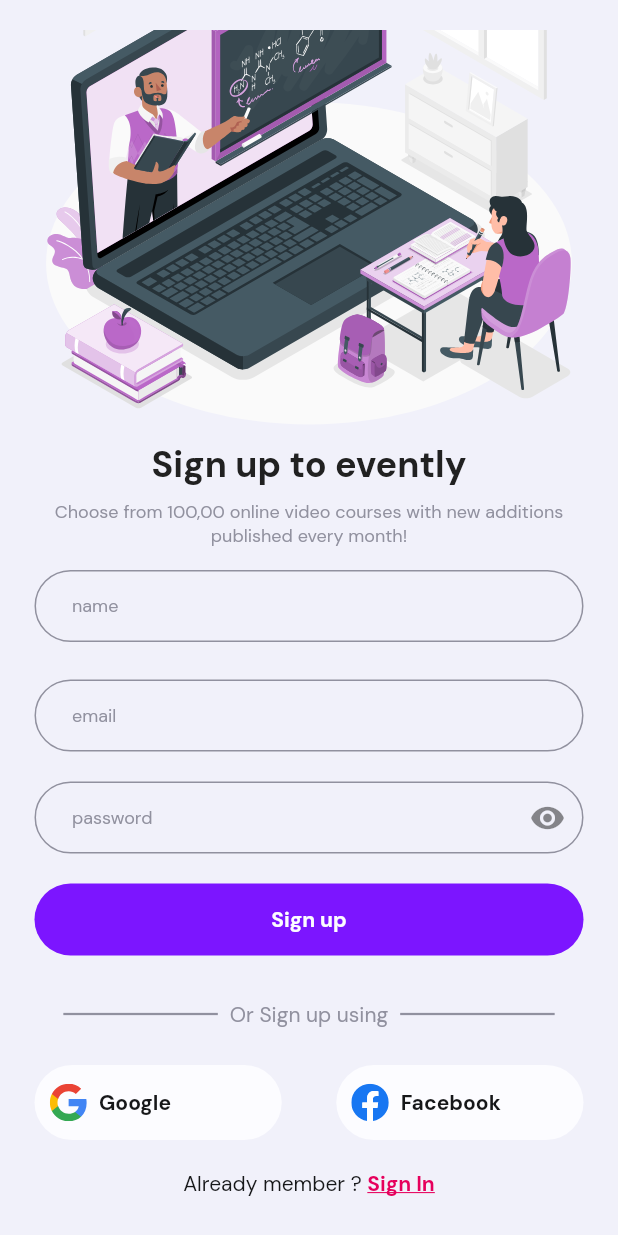
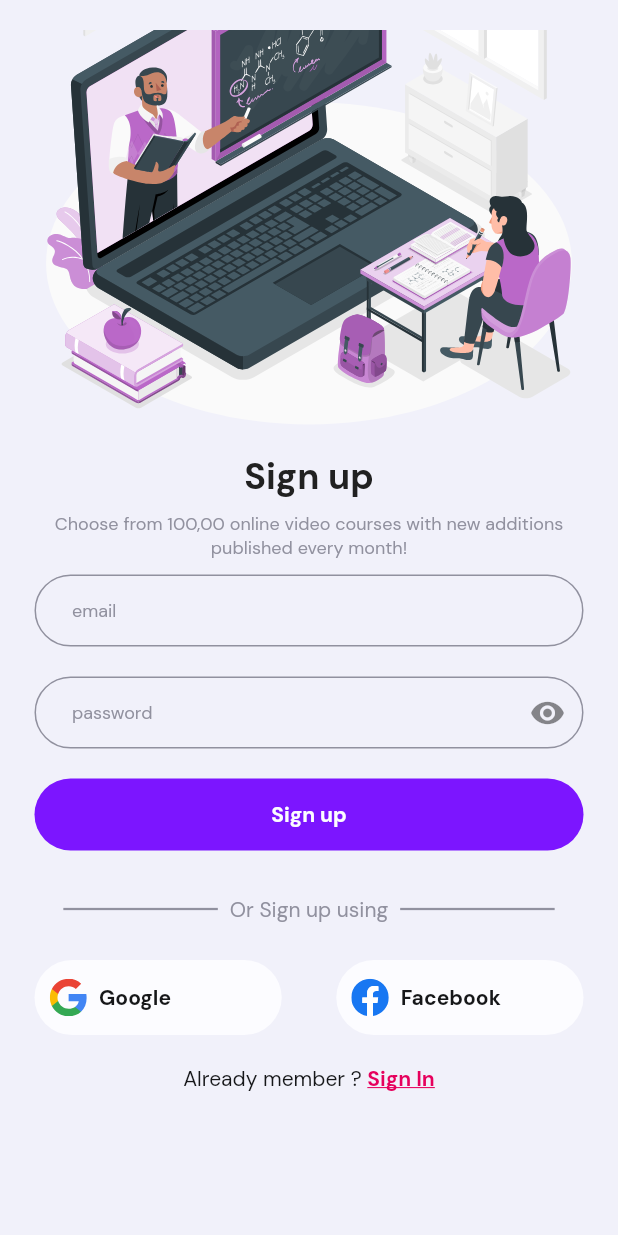
Before and after one commit to sirajtechy/ilminneed-mobileapp, a Flutter app: the SignUpScreen screen opened directly, on a phone screen of 412 x 824 dp. Run offline on Flutter 3.47's test engine with Material 2 defaults, Android fonts, the phone set to English and light mode, and no system bars; our stand-ins replace flutter_svg, google_fonts; missing offline and left inert: global_configuration; project files that could hold a hidden picture were left out.

```diff
--- a/lib/helper/resources/images.dart
+++ b/lib/helper/resources/images.dart
@@ -6,3 +6,5 @@ const String mini_logo = 'assets/images/mini_logo.svg';
 const String cart = 'assets/images/shopping_cart.svg';
 const String laptop = 'assets/images/laptop.svg';
 const String star = 'assets/images/star.svg';
+const String forgot_password = 'assets/images/forgot_password.svg';
+const String reset_link = 'assets/images/reset_link.svg';
--- a/lib/helper/resources/strings.dart
+++ b/lib/helper/resources/strings.dart
@@ -17,3 +17,9 @@ const SEARCH_COURSES = "Search Courses";
 const POPULAR = "Popular on Ilminneed";
 const VIEW_ALL = "View All";
 const MY_COURSES = "My Courses";
+const FORGOT_PASSWORD_HINT =
+    "Don’t worry, Enter your registered email id will send you a link to create new";
+const SEND_LINK = "Send link";
+const RESET_LINK = "A link has been sent to your Email Id !";
+const RESET_LINK_HINT = "Please check your inbox or spam folder for the link";
+const RESEND = "Resend";
--- a/lib/src/screen/home_screen.dart
+++ b/lib/src/screen/home_screen.dart
@@ -194,9 +194,9 @@ class _HomeScreenState extends State<HomeScreen> {
                     ),
                     Container(
                       margin: EdgeInsets.only(
-                          left: 15, right: 15, top: 8, bottom: 2),
+                          left: 15, right: 15, top: 4, bottom: 2),
                       child: SizedBox(
-                        height: 250,
+                        height: 215,
                         child: ListView.builder(
                           itemCount: 5,
                           scrollDirection: Axis.horizontal,
--- a/lib/src/screen/sign_up.dart
+++ b/lib/src/screen/sign_up.dart
@@ -6,6 +6,9 @@ import 'package:ilminneed/helper/resources/strings.dart';
 import 'package:ilminneed/src/ui_helper/colors.dart';
 import 'package:ilminneed/src/ui_helper/textFieldStyle.dart';
 import 'package:ilminneed/src/ui_helper/text_styles.dart';
+import 'package:ilminneed/src/widgets/button.dart';
+import 'package:ilminneed/src/widgets/header_text.dart';
+import 'package:ilminneed/src/widgets/hint_text.dart';
 
 class SignUpScreen extends StatefulWidget {
   const SignUpScreen({Key key}) : super(key: key);
@@ -56,27 +59,9 @@ class _SignUpScreenState extends State<SignUpScreen> {
                 SvgPicture.asset(
                   signIn,
                 ),
-                Container(
-                  child: Text(
-                    SIGN_UP_HEADING,
-                    style: largeTextStyle(),
-                  ),
-                ),
-                Container(
-                  margin: EdgeInsets.only(top: 8, left: 15, right: 15),
-                  child: Text(
-                    SIGN_UP_HINT,
-                    textAlign: TextAlign.center,
-                    style: mediumTextStyle().copyWith(color: konLightColor),
-                  ),
-                ),
-                Container(
-                  margin: EdgeInsets.symmetric(horizontal: 15, vertical: 15),
-                  child: TextFormField(
-                    style: mediumTextStyle()
-                        .copyWith(color: konTextInputBorderTextColor),
-                    decoration: textFormFieldInputDecoration('name'),
-                  ),
+                HeaderTextWidget(label: SIGN_UP),
+                HintWidget(
+                  label: SIGN_UP_HINT,
                 ),
                 Container(
                   margin: EdgeInsets.symmetric(horizontal: 15, vertical: 10),
@@ -95,20 +80,8 @@ class _SignUpScreenState extends State<SignUpScreen> {
                         .copyWith(suffixIcon: Icon(Icons.visibility)),
                   ),
                 ),
-                Container(
-                  margin: EdgeInsets.symmetric(horizontal: 15, vertical: 10),
-                  width: double.infinity,
-                  padding: EdgeInsets.symmetric(vertical: 15),
-                  decoration: BoxDecoration(
-                    borderRadius: BorderRadius.circular(65),
-                    color: konTextInputBorderActiveColor,
-                  ),
-                  child: Center(
-                      child: Text(
-                        SIGN_UP,
-                    style:
-                        buttonTextStyle().copyWith(color: konButtonTextColor),
-                  )),
+                ButtonWidget(
+                  value: SIGN_UP,
                 ),
                 Container(
                   margin: EdgeInsets.only(top: 20),
--- /dev/null
+++ b/lib/src/widgets/button.dart
@@ -0,0 +1,26 @@
+import 'package:flutter/material.dart';
+import 'package:ilminneed/src/ui_helper/colors.dart';
+import 'package:ilminneed/src/ui_helper/text_styles.dart';
+
+class ButtonWidget extends StatelessWidget {
+  const ButtonWidget({Key key, this.value}) : super(key: key);
+  final String value;
+
+  @override
+  Widget build(BuildContext context) {
+    return Container(
+      margin: EdgeInsets.symmetric(horizontal: 15, vertical: 10),
+      width: double.infinity,
+      padding: EdgeInsets.symmetric(vertical: 15),
+      decoration: BoxDecoration(
+        borderRadius: BorderRadius.circular(65),
+        color: konTextInputBorderActiveColor,
+      ),
+      child: Center(
+          child: Text(
+        value,
+        style: buttonTextStyle().copyWith(color: konButtonTextColor),
+      )),
+    );
+  }
+}
--- /dev/null
+++ b/lib/src/widgets/header_text.dart
@@ -0,0 +1,20 @@
+import 'package:flutter/material.dart';
+import 'package:ilminneed/src/ui_helper/text_styles.dart';
+
+class HeaderTextWidget extends StatelessWidget {
+  final String label;
+
+  const HeaderTextWidget({Key key, @required this.label}) : super(key: key);
+
+  @override
+  Widget build(BuildContext context) {
+    return Container(
+      margin: EdgeInsets.only(top: 8),
+      child: Text(
+        label,
+        style: largeTextStyle(),
+        textAlign: TextAlign.center,
+      ),
+    );
+  }
+}
--- /dev/null
+++ b/lib/src/widgets/hint_text.dart
@@ -0,0 +1,21 @@
+import 'package:flutter/material.dart';
+import 'package:ilminneed/src/ui_helper/colors.dart';
+import 'package:ilminneed/src/ui_helper/text_styles.dart';
+
+class HintWidget extends StatelessWidget {
+  final String label;
+
+  const HintWidget({Key key, @required this.label}) : super(key: key);
+
+  @override
+  Widget build(BuildContext context) {
+    return Container(
+      margin: EdgeInsets.only(top: 8, left: 15, right: 15),
+      child: Text(
+        label,
+        textAlign: TextAlign.center,
+        style: mediumTextStyle().copyWith(color: konLightColor),
+      ),
+    );
+  }
+}
```
Also changed, not shown: lib/src/screen/forgot_password.dart (added, +72 -0 lines), lib/src/screen/reset_link.dart (added, +74 -0 lines), lib/src/screen/sign_in.dart (+7 -28 lines), assets/images/forgot_password.svg (added), assets/images/reset_link.svg (added).
